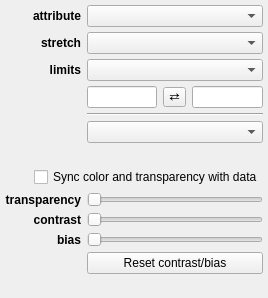
The window that glue/viewers/image/qt/layer_style_editor.ui (glue-viz/glue) describes before a commit, drawn with Qt 5.
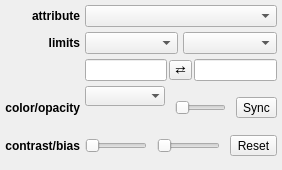
The same window after the commit. Custom widgets are drawn as their Qt base class.

Commit message: Improvements to application layout, reduced font size, and fix an issue that caused all text in the left panels to be bold

Patch:
```diff
--- a/glue/viewers/image/qt/layer_style_editor.ui
+++ b/glue/viewers/image/qt/layer_style_editor.ui
@@ -6,21 +6,40 @@
    <rect>
     <x>0</x>
     <y>0</y>
-    <width>268</width>
-    <height>298</height>
+    <width>282</width>
+    <height>170</height>
    </rect>
   </property>
   <property name="windowTitle">
    <string>Form</string>
   </property>
   <layout class="QGridLayout" name="gridLayout">
-   <property name="verticalSpacing">
-    <number>5</number>
-   </property>
    <property name="margin">
     <number>5</number>
    </property>
-   <item row="3" column="0">
+   <property name="spacing">
+    <number>5</number>
+   </property>
+   <item row="0" column="1" colspan="2">
+    <widget class="QComboBox" name="combodata_attribute"/>
+   </item>
+   <item row="0" column="0">
+    <widget class="QLabel" name="label_3">
+     <property name="font">
+      <font>
+       <weight>75</weight>
+       <bold>true</bold>
+      </font>
+     </property>
+     <property name="text">
+      <string>attribute</string>
+     </property>
+     <property name="alignment">
+      <set>Qt::AlignRight|Qt::AlignTrailing|Qt::AlignVCenter</set>
+     </property>
+    </widget>
+   </item>
+   <item row="2" column="0">
     <widget class="QLabel" name="label_2">
      <property name="font">
       <font>
@@ -36,42 +55,7 @@
      </property>
     </widget>
    </item>
-   <item row="2" column="0">
-    <widget class="QLabel" name="label_7">
-     <property name="font">
-      <font>
-       <weight>75</weight>
-       <bold>true</bold>
-      </font>
-     </property>
-     <property name="text">
-      <string>stretch</string>
-     </property>
-     <property name="alignment">
-      <set>Qt::AlignRight|Qt::AlignTrailing|Qt::AlignVCenter</set>
-     </property>
-    </widget>
-   </item>
-   <item row="14" column="0">
-    <widget class="QLabel" name="label_6">
-     <property name="font">
-      <font>
-       <weight>75</weight>
-       <bold>true</bold>
-      </font>
-     </property>
-     <property name="text">
-      <string>bias</string>
-     </property>
-     <property name="alignment">
-      <set>Qt::AlignRight|Qt::AlignTrailing|Qt::AlignVCenter</set>
-     </property>
-    </widget>
-   </item>
-   <item row="5" column="1">
-    <widget class="QLineEdit" name="valuetext_v_min"/>
-   </item>
-   <item row="17" column="1">
+   <item row="13" column="1">
     <spacer name="verticalSpacer">
      <property name="orientation">
       <enum>Qt::Vertical</enum>
@@ -84,70 +68,162 @@
      </property>
     </spacer>
    </item>
-   <item row="5" column="2">
-    <widget class="QToolButton" name="button_flip_limits">
-     <property name="styleSheet">
-      <string notr="true">padding: 0px</string>
+   <item row="4" column="1" colspan="2">
+    <layout class="QHBoxLayout" name="horizontalLayout_5">
+     <property name="spacing">
+      <number>10</number>
      </property>
-     <property name="text">
-      <string>⇄</string>
-     </property>
-    </widget>
+     <item>
+      <layout class="QVBoxLayout" name="verticalLayout">
+       <item>
+        <widget class="QColormapCombo" name="combodata_cmap">
+         <property name="minimumSize">
+          <size>
+           <width>80</width>
+           <height>0</height>
+          </size>
+         </property>
+         <property name="sizeAdjustPolicy">
+          <enum>QComboBox::AdjustToMinimumContentsLength</enum>
+         </property>
+         <property name="frame">
+          <bool>false</bool>
+         </property>
+        </widget>
+       </item>
+       <item>
+        <widget class="QColorBox" name="color_color">
+         <property name="sizePolicy">
+          <sizepolicy hsizetype="Preferred" vsizetype="Minimum">
+           <horstretch>0</horstretch>
+           <verstretch>0</verstretch>
+          </sizepolicy>
+         </property>
+         <property name="text">
+          <string/>
+         </property>
+        </widget>
+       </item>
+      </layout>
+     </item>
+     <item>
+      <widget class="QSlider" name="value_alpha">
+       <property name="minimumSize">
+        <size>
+         <width>50</width>
+         <height>0</height>
+        </size>
+       </property>
+       <property name="maximum">
+        <number>100</number>
+       </property>
+       <property name="orientation">
+        <enum>Qt::Horizontal</enum>
+       </property>
+      </widget>
+     </item>
+     <item>
+      <widget class="QToolButton" name="bool_global_sync">
+       <property name="text">
+        <string>Sync</string>
+       </property>
+       <property name="checkable">
+        <bool>true</bool>
+       </property>
+      </widget>
+     </item>
+    </layout>
    </item>
-   <item row="2" column="1" colspan="3">
-    <widget class="QComboBox" name="combodata_stretch"/>
-   </item>
-   <item row="15" column="1" colspan="3">
-    <widget class="QPushButton" name="button_reset_contrast_bias">
-     <property name="text">
-      <string>Reset contrast/bias</string>
+   <item row="3" column="1" colspan="2">
+    <layout class="QHBoxLayout" name="horizontalLayout_2">
+     <property name="spacing">
+      <number>2</number>
      </property>
-    </widget>
+     <item>
+      <widget class="QLineEdit" name="valuetext_v_min"/>
+     </item>
+     <item>
+      <widget class="QToolButton" name="button_flip_limits">
+       <property name="styleSheet">
+        <string notr="true">padding: 0px</string>
+       </property>
+       <property name="text">
+        <string>⇄</string>
+       </property>
+      </widget>
+     </item>
+     <item>
+      <widget class="QLineEdit" name="valuetext_v_max"/>
+     </item>
+    </layout>
    </item>
-   <item row="13" column="1" colspan="3">
-    <widget class="QSlider" name="value_contrast">
-     <property name="maximum">
-      <number>1000</number>
+   <item row="2" column="1">
+    <widget class="QComboBox" name="combodata_percentile">
+     <property name="minimumSize">
+      <size>
+       <width>50</width>
+       <height>0</height>
+      </size>
      </property>
-     <property name="orientation">
-      <enum>Qt::Horizontal</enum>
-     </property>
     </widget>
    </item>
-   <item row="6" column="1" colspan="3">
-    <widget class="Line" name="line">
-     <property name="orientation">
-      <enum>Qt::Horizontal</enum>
+   <item row="2" column="2">
+    <widget class="QComboBox" name="combodata_stretch">
+     <property name="minimumSize">
+      <size>
+       <width>50</width>
+       <height>0</height>
+      </size>
      </property>
     </widget>
    </item>
-   <item row="14" column="1" colspan="3">
-    <widget class="QSlider" name="value_bias">
-     <property name="maximum">
-      <number>1000</number>
+   <item row="10" column="1" colspan="2">
+    <layout class="QHBoxLayout" name="horizontalLayout_4">
+     <property name="spacing">
+      <number>10</number>
      </property>
-     <property name="orientation">
-      <enum>Qt::Horizontal</enum>
-     </property>
-    </widget>
+     <item>
+      <widget class="QSlider" name="value_contrast">
+       <property name="minimumSize">
+        <size>
+         <width>50</width>
+         <height>0</height>
+        </size>
+       </property>
+       <property name="maximum">
+        <number>1000</number>
+       </property>
+       <property name="orientation">
+        <enum>Qt::Horizontal</enum>
+       </property>
+      </widget>
+     </item>
+     <item>
+      <widget class="QSlider" name="value_bias">
+       <property name="minimumSize">
+        <size>
+         <width>50</width>
+         <height>0</height>
+        </size>
+       </property>
+       <property name="maximum">
+        <number>1000</number>
+       </property>
+       <property name="orientation">
+        <enum>Qt::Horizontal</enum>
+       </property>
+      </widget>
+     </item>
+     <item>
+      <widget class="QToolButton" name="button_reset_contrast_bias">
+       <property name="text">
+        <string>Reset</string>
+       </property>
+      </widget>
+     </item>
+    </layout>
    </item>
-   <item row="12" column="0">
-    <widget class="QLabel" name="label_4">
-     <property name="font">
-      <font>
-       <weight>75</weight>
-       <bold>true</bold>
-      </font>
-     </property>
-     <property name="text">
-      <string>transparency</string>
-     </property>
-     <property name="alignment">
-      <set>Qt::AlignRight|Qt::AlignTrailing|Qt::AlignVCenter</set>
-     </property>
-    </widget>
-   </item>
-   <item row="13" column="0">
+   <item row="10" column="0">
     <widget class="QLabel" name="label_5">
      <property name="font">
       <font>
@@ -156,41 +232,15 @@
       </font>
      </property>
      <property name="text">
-      <string>contrast</string>
+      <string>contrast/bias</string>
      </property>
      <property name="alignment">
       <set>Qt::AlignRight|Qt::AlignTrailing|Qt::AlignVCenter</set>
      </property>
     </widget>
    </item>
-   <item row="0" column="1" colspan="3">
-    <widget class="QComboBox" name="combodata_attribute"/>
-   </item>
-   <item row="5" column="3">
-    <widget class="QLineEdit" name="valuetext_v_max"/>
-   </item>
-   <item row="3" column="1" colspan="3">
-    <widget class="QComboBox" name="combodata_percentile"/>
-   </item>
-   <item row="12" column="1" colspan="3">
-    <widget class="QSlider" name="value_alpha">
-     <property name="maximum">
-      <number>100</number>
-     </property>
-     <property name="orientation">
-      <enum>Qt::Horizontal</enum>
-     </property>
-    </widget>
-   </item>
-   <item row="7" column="1" colspan="3">
-    <widget class="QColormapCombo" name="combodata_cmap">
-     <property name="sizeAdjustPolicy">
-      <enum>QComboBox::AdjustToMinimumContentsLength</enum>
-     </property>
-    </widget>
-   </item>
-   <item row="0" column="0">
-    <widget class="QLabel" name="label_3">
+   <item row="4" column="0">
+    <widget class="QLabel" name="label">
      <property name="font">
       <font>
        <weight>75</weight>
@@ -198,50 +248,13 @@
       </font>
      </property>
      <property name="text">
-      <string>attribute</string>
+      <string>color/opacity</string>
      </property>
      <property name="alignment">
       <set>Qt::AlignRight|Qt::AlignTrailing|Qt::AlignVCenter</set>
      </property>
     </widget>
    </item>
-   <item row="11" column="0" colspan="4">
-    <layout class="QHBoxLayout" name="horizontalLayout">
-     <item>
-      <spacer name="horizontalSpacer_2">
-       <property name="orientation">
-        <enum>Qt::Horizontal</enum>
-       </property>
-       <property name="sizeHint" stdset="0">
-        <size>
-         <width>40</width>
-         <height>20</height>
-        </size>
-       </property>
-      </spacer>
-     </item>
-     <item>
-      <widget class="QCheckBox" name="bool_global_sync">
-       <property name="text">
-        <string>Sync color and transparency with data</string>
-       </property>
-      </widget>
-     </item>
-    </layout>
-   </item>
-   <item row="8" column="1" colspan="3">
-    <widget class="QColorBox" name="color_color">
-     <property name="sizePolicy">
-      <sizepolicy hsizetype="Preferred" vsizetype="Minimum">
-       <horstretch>0</horstretch>
-       <verstretch>0</verstretch>
-      </sizepolicy>
-     </property>
-     <property name="text">
-      <string/>
-     </property>
-    </widget>
-   </item>
   </layout>
  </widget>
  <customwidgets>
```
The commit also changes 11 other files.
